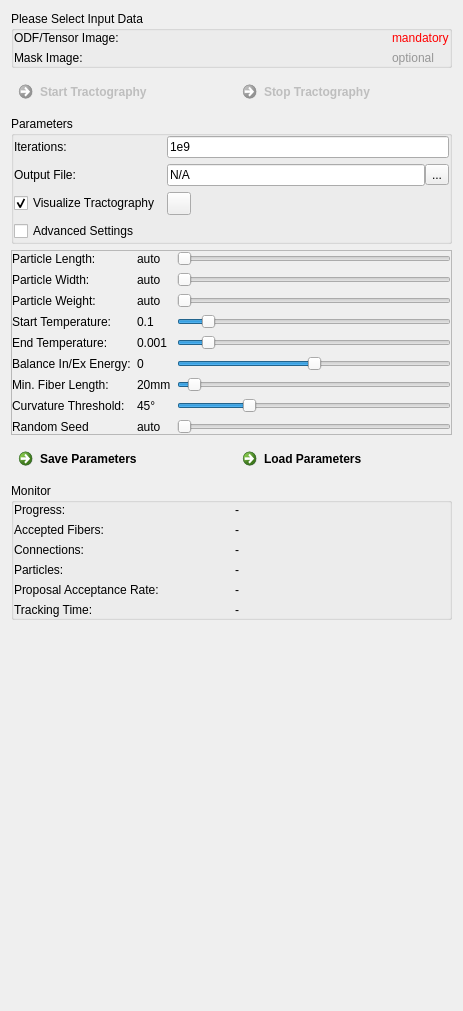
Before: the Qt Designer form Plugins/org.mitk.gui.qt.diffusionimaging.tractography/src/internal/QmitkGibbsTrackingViewControls.ui in MITK/MITK, drawn with Qt 5.
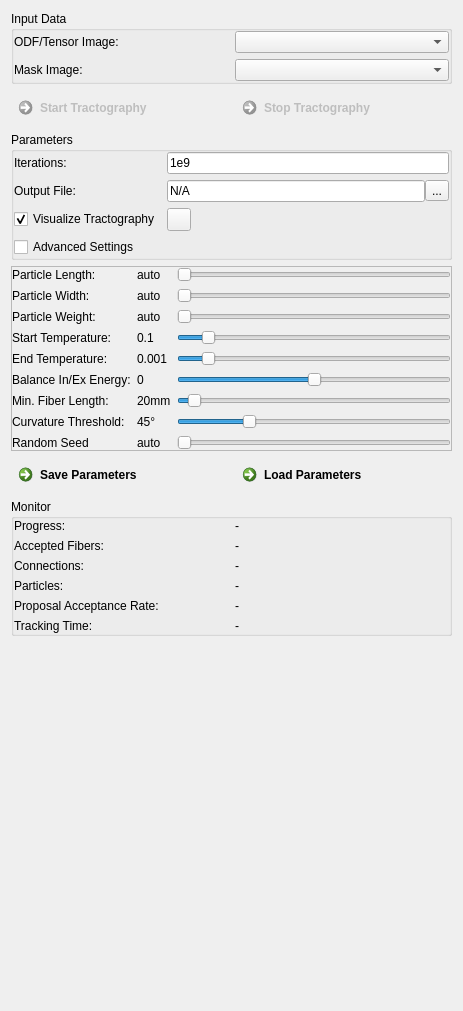
After: the same form once the commit is applied. Icons and pictures are not drawn. Custom widgets are drawn as their Qt base class.

Commit message: Add ds combobox for diffusion views

```diff
--- a/Plugins/org.mitk.gui.qt.diffusionimaging.tractography/src/internal/QmitkGibbsTrackingViewControls.ui
+++ b/Plugins/org.mitk.gui.qt.diffusionimaging.tractography/src/internal/QmitkGibbsTrackingViewControls.ui
@@ -860,7 +860,7 @@
       </sizepolicy>
      </property>
      <property name="title">
-      <string>Please Select Input Data</string>
+      <string>Input Data</string>
      </property>
      <layout class="QGridLayout" name="gridLayout_3">
       <property name="leftMargin">
@@ -878,7 +878,7 @@
       <item row="0" column="0">
        <widget class="QLabel" name="label">
         <property name="sizePolicy">
-         <sizepolicy hsizetype="Expanding" vsizetype="Preferred">
+         <sizepolicy hsizetype="Preferred" vsizetype="Preferred">
           <horstretch>0</horstretch>
           <verstretch>0</verstretch>
          </sizepolicy>
@@ -888,19 +888,6 @@
         </property>
        </widget>
       </item>
-      <item row="0" column="1">
-       <widget class="QLabel" name="m_OdfImageLabel">
-        <property name="toolTip">
-         <string>Mandatory input</string>
-        </property>
-        <property name="text">
-         <string>&lt;html&gt;&lt;head/&gt;&lt;body&gt;&lt;p&gt;&lt;span style=&quot; color:#ff0000;&quot;&gt;mandatory&lt;/span&gt;&lt;/p&gt;&lt;/body&gt;&lt;/html&gt;</string>
-        </property>
-        <property name="wordWrap">
-         <bool>true</bool>
-        </property>
-       </widget>
-      </item>
       <item row="1" column="0">
        <widget class="QLabel" name="label_3">
         <property name="text">
@@ -908,16 +895,23 @@
         </property>
        </widget>
       </item>
+      <item row="0" column="1">
+       <widget class="QmitkDataStorageComboBox" name="m_InputImageBox">
+        <property name="sizePolicy">
+         <sizepolicy hsizetype="Preferred" vsizetype="Preferred">
+          <horstretch>0</horstretch>
+          <verstretch>0</verstretch>
+         </sizepolicy>
+        </property>
+       </widget>
+      </item>
       <item row="1" column="1">
-       <widget class="QLabel" name="m_MaskImageLabel">
-        <property name="toolTip">
-         <string>&lt;html&gt;&lt;head/&gt;&lt;body&gt;&lt;p&gt;White matter probability mask image.&lt;/p&gt;&lt;/body&gt;&lt;/html&gt;</string>
-        </property>
-        <property name="text">
-         <string>&lt;html&gt;&lt;head/&gt;&lt;body&gt;&lt;p&gt;&lt;span style=&quot; color:#969696;&quot;&gt;optional&lt;/span&gt;&lt;/p&gt;&lt;/body&gt;&lt;/html&gt;</string>
-        </property>
-        <property name="wordWrap">
-         <bool>true</bool>
+       <widget class="QmitkDataStorageComboBoxWithSelectNone" name="m_MaskImageBox">
+        <property name="sizePolicy">
+         <sizepolicy hsizetype="Preferred" vsizetype="Preferred">
+          <horstretch>0</horstretch>
+          <verstretch>0</verstretch>
+         </sizepolicy>
         </property>
        </widget>
       </item>
@@ -1149,6 +1143,18 @@
   </layout>
  </widget>
  <layoutdefault spacing="6" margin="11"/>
+ <customwidgets>
+  <customwidget>
+   <class>QmitkDataStorageComboBox</class>
+   <extends>QComboBox</extends>
+   <header location="global">QmitkDataStorageComboBox.h</header>
+  </customwidget>
+  <customwidget>
+   <class>QmitkDataStorageComboBoxWithSelectNone</class>
+   <extends>QComboBox</extends>
+   <header>QmitkDataStorageComboBoxWithSelectNone.h</header>
+  </customwidget>
+ </customwidgets>
  <resources>
   <include location="../../../../Modules/QtWidgetsExt/resource/QtWidgetsExt.qrc"/>
   <include location="../../../org.mitk.gui.qt.diffusionimaging/resources/QmitkDiffusionImaging.qrc"/>
```
Left out of the diff: 9 changed lines with no effect on the pictures. The commit also changes 24 other files.
